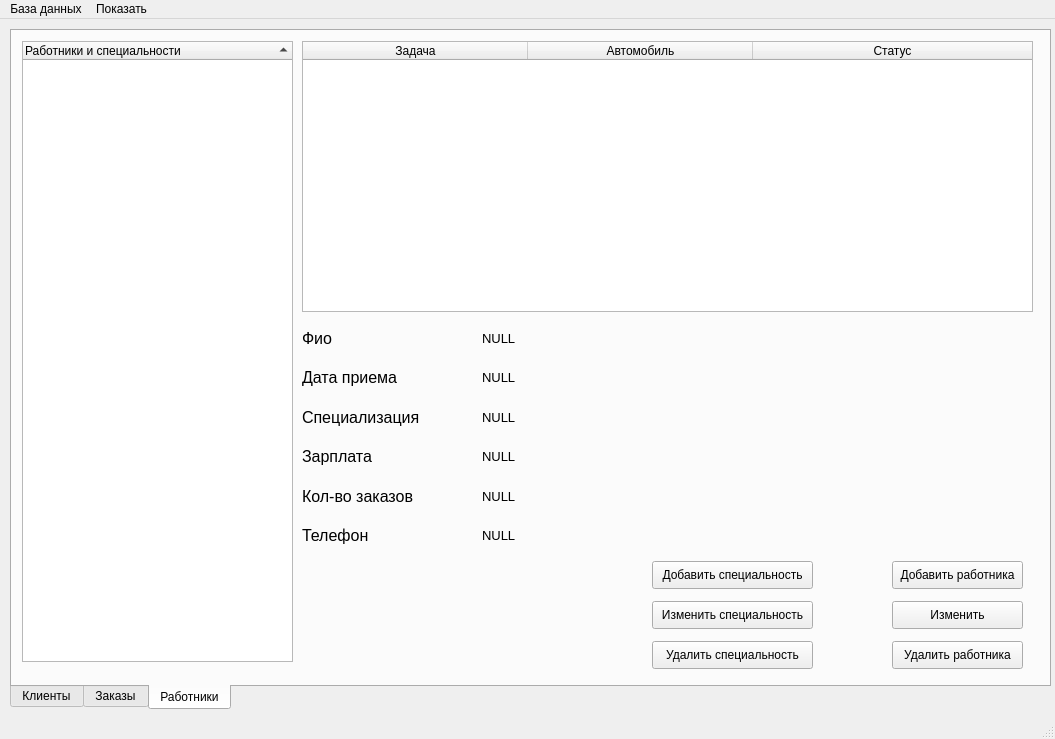
Old version of the form ui/mainwin.ui in the repository Tr0ub1e/Izbushka.
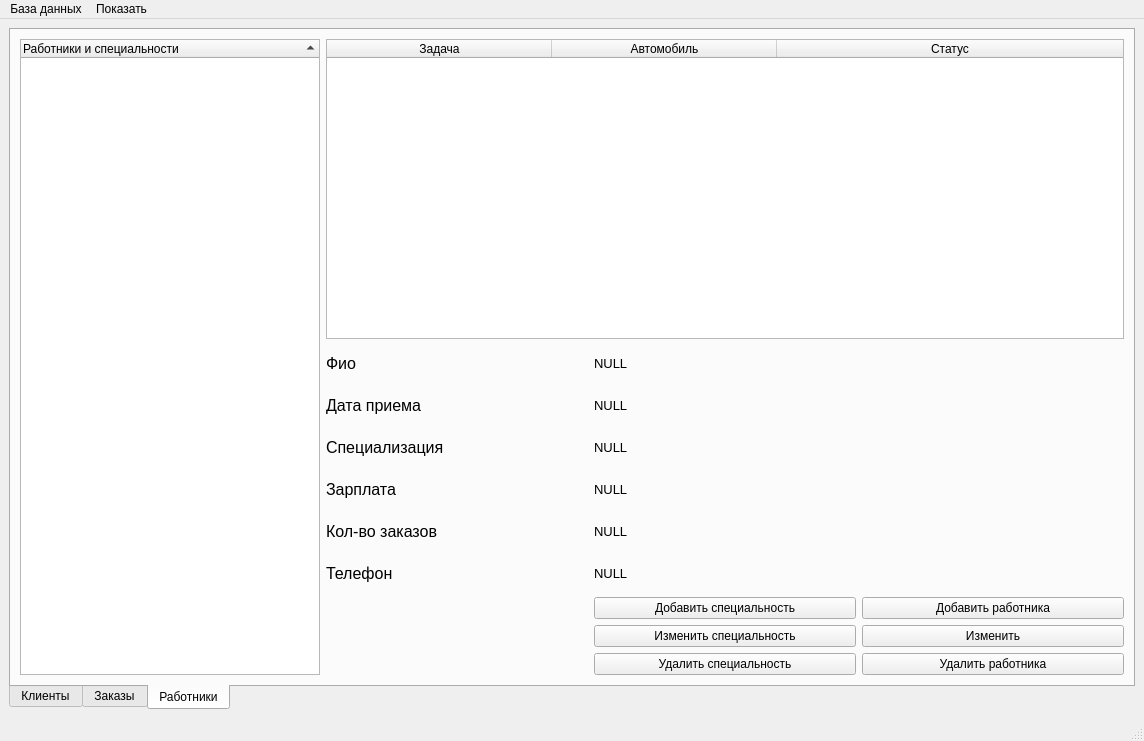
New version of the form. The open tabs and pages were chosen to show the change.

Diff of the .ui file:
```diff
--- a/ui/mainwin.ui
+++ b/ui/mainwin.ui
@@ -6,23 +6,20 @@
    <rect>
     <x>0</x>
     <y>0</y>
-    <width>1055</width>
-    <height>739</height>
+    <width>1144</width>
+    <height>741</height>
    </rect>
   </property>
   <property name="windowTitle">
    <string>Izbushka</string>
   </property>
+  <property name="tabShape">
+   <enum>QTabWidget::Rounded</enum>
+  </property>
   <widget class="QWidget" name="centralwidget">
+   <layout class="QGridLayout" name="gridLayout_4">
+    <item row="0" column="0">
    <widget class="QTabWidget" name="tabWidget">
-    <property name="geometry">
-     <rect>
-      <x>10</x>
-      <y>10</y>
-      <width>1041</width>
-      <height>681</height>
-     </rect>
-    </property>
     <property name="layoutDirection">
      <enum>Qt::LeftToRight</enum>
     </property>
@@ -435,15 +432,87 @@
      <attribute name="title">
       <string>Работники</string>
      </attribute>
-     <widget class="QWidget" name="verticalLayoutWidget">
-      <property name="geometry">
-       <rect>
-        <x>290</x>
-        <y>290</y>
-        <width>171</width>
-        <height>231</height>
-       </rect>
-      </property>
+       <layout class="QGridLayout" name="gridLayout_2">
+        <item row="0" column="0" rowspan="5">
+         <widget class="QTreeWidget" name="emplTree">
+          <property name="maximumSize">
+           <size>
+            <width>300</width>
+            <height>16777215</height>
+           </size>
+          </property>
+          <property name="sortingEnabled">
+           <bool>true</bool>
+          </property>
+          <property name="allColumnsShowFocus">
+           <bool>true</bool>
+          </property>
+          <attribute name="headerHighlightSections">
+           <bool>true</bool>
+          </attribute>
+          <attribute name="headerShowSortIndicator" stdset="0">
+           <bool>true</bool>
+          </attribute>
+          <column>
+           <property name="text">
+            <string notr="true">Работники и специальности</string>
+           </property>
+          </column>
+         </widget>
+        </item>
+        <item row="0" column="1" colspan="3">
+         <widget class="QTableWidget" name="tasksTable">
+          <property name="maximumSize">
+           <size>
+            <width>16777215</width>
+            <height>300</height>
+           </size>
+          </property>
+          <property name="editTriggers">
+           <set>QAbstractItemView::NoEditTriggers</set>
+          </property>
+          <property name="selectionBehavior">
+           <enum>QAbstractItemView::SelectRows</enum>
+          </property>
+          <property name="sortingEnabled">
+           <bool>true</bool>
+          </property>
+          <attribute name="horizontalHeaderCascadingSectionResizes">
+           <bool>false</bool>
+          </attribute>
+          <attribute name="horizontalHeaderDefaultSectionSize">
+           <number>225</number>
+          </attribute>
+          <attribute name="horizontalHeaderShowSortIndicator" stdset="0">
+           <bool>true</bool>
+          </attribute>
+          <attribute name="horizontalHeaderStretchLastSection">
+           <bool>true</bool>
+          </attribute>
+          <attribute name="verticalHeaderCascadingSectionResizes">
+           <bool>false</bool>
+          </attribute>
+          <attribute name="verticalHeaderShowSortIndicator" stdset="0">
+           <bool>false</bool>
+          </attribute>
+          <column>
+           <property name="text">
+            <string>Задача</string>
+           </property>
+          </column>
+          <column>
+           <property name="text">
+            <string>Автомобиль</string>
+           </property>
+          </column>
+          <column>
+           <property name="text">
+            <string>Статус</string>
+           </property>
+          </column>
+         </widget>
+        </item>
+        <item row="1" column="1">
       <layout class="QVBoxLayout" name="verticalLayout_2">
        <item>
         <widget class="QLabel" name="label">
@@ -532,16 +601,8 @@
         </widget>
        </item>
       </layout>
-     </widget>
-     <widget class="QWidget" name="verticalLayoutWidget_2">
-      <property name="geometry">
-       <rect>
-        <x>470</x>
-        <y>290</y>
-        <width>561</width>
-        <height>231</height>
-       </rect>
-      </property>
+        </item>
+        <item row="1" column="2" colspan="2">
       <layout class="QVBoxLayout" name="verticalLayout_3">
        <item>
         <widget class="QLabel" name="fioLab">
@@ -616,173 +677,61 @@
         </widget>
        </item>
       </layout>
-     </widget>
-     <widget class="QPushButton" name="delEmpl">
-      <property name="geometry">
-       <rect>
-        <x>880</x>
-        <y>610</y>
-        <width>131</width>
-        <height>28</height>
-       </rect>
-      </property>
-      <property name="text">
-       <string>Удалить работника</string>
-      </property>
-     </widget>
-     <widget class="QPushButton" name="addEmpl">
-      <property name="geometry">
-       <rect>
-        <x>880</x>
-        <y>530</y>
-        <width>131</width>
-        <height>28</height>
-       </rect>
-      </property>
-      <property name="text">
-       <string>Добавить работника</string>
-      </property>
-     </widget>
-     <widget class="QPushButton" name="changeEmpl">
-      <property name="geometry">
-       <rect>
-        <x>880</x>
-        <y>570</y>
-        <width>131</width>
-        <height>28</height>
-       </rect>
-      </property>
-      <property name="text">
-       <string>Изменить</string>
-      </property>
-     </widget>
-     <widget class="QTreeWidget" name="emplTree">
-      <property name="geometry">
-       <rect>
-        <x>10</x>
-        <y>10</y>
-        <width>271</width>
-        <height>621</height>
-       </rect>
-      </property>
-      <property name="sortingEnabled">
-       <bool>true</bool>
-      </property>
-      <property name="allColumnsShowFocus">
-       <bool>true</bool>
-      </property>
-      <attribute name="headerHighlightSections">
-       <bool>true</bool>
-      </attribute>
-      <attribute name="headerShowSortIndicator" stdset="0">
-       <bool>true</bool>
-      </attribute>
-      <column>
-       <property name="text">
-        <string notr="true">Работники и специальности</string>
-       </property>
-      </column>
-     </widget>
-     <widget class="QTableWidget" name="tasksTable">
-      <property name="geometry">
-       <rect>
-        <x>290</x>
-        <y>10</y>
-        <width>731</width>
-        <height>271</height>
-       </rect>
-      </property>
-      <property name="editTriggers">
-       <set>QAbstractItemView::NoEditTriggers</set>
-      </property>
-      <property name="selectionBehavior">
-       <enum>QAbstractItemView::SelectRows</enum>
-      </property>
-      <property name="sortingEnabled">
-       <bool>true</bool>
-      </property>
-      <attribute name="horizontalHeaderCascadingSectionResizes">
-       <bool>false</bool>
-      </attribute>
-      <attribute name="horizontalHeaderDefaultSectionSize">
-       <number>225</number>
-      </attribute>
-      <attribute name="horizontalHeaderShowSortIndicator" stdset="0">
-       <bool>true</bool>
-      </attribute>
-      <attribute name="horizontalHeaderStretchLastSection">
-       <bool>true</bool>
-      </attribute>
-      <attribute name="verticalHeaderCascadingSectionResizes">
-       <bool>false</bool>
-      </attribute>
-      <attribute name="verticalHeaderShowSortIndicator" stdset="0">
-       <bool>false</bool>
-      </attribute>
-      <column>
-       <property name="text">
-        <string>Задача</string>
-       </property>
-      </column>
-      <column>
-       <property name="text">
-        <string>Автомобиль</string>
-       </property>
-      </column>
-      <column>
-       <property name="text">
-        <string>Статус</string>
-       </property>
-      </column>
-     </widget>
+        </item>
+        <item row="2" column="2">
      <widget class="QPushButton" name="addSpec">
-      <property name="geometry">
-       <rect>
-        <x>640</x>
-        <y>530</y>
-        <width>161</width>
-        <height>28</height>
-       </rect>
-      </property>
       <property name="text">
        <string>Добавить специальность</string>
       </property>
      </widget>
+        </item>
+        <item row="2" column="3">
+         <widget class="QPushButton" name="addEmpl">
+          <property name="text">
+           <string>Добавить работника</string>
+          </property>
+         </widget>
+        </item>
+        <item row="3" column="2">
      <widget class="QPushButton" name="changeSpec">
-      <property name="geometry">
-       <rect>
-        <x>640</x>
-        <y>570</y>
-        <width>161</width>
-        <height>28</height>
-       </rect>
-      </property>
       <property name="text">
        <string>Изменить специальность</string>
       </property>
      </widget>
+        </item>
+        <item row="3" column="3">
+         <widget class="QPushButton" name="changeEmpl">
+          <property name="text">
+           <string>Изменить</string>
+          </property>
+         </widget>
+        </item>
+        <item row="4" column="2">
      <widget class="QPushButton" name="delSpec">
-      <property name="geometry">
-       <rect>
-        <x>640</x>
-        <y>610</y>
-        <width>161</width>
-        <height>28</height>
-       </rect>
-      </property>
       <property name="text">
        <string>Удалить специальность</string>
       </property>
      </widget>
-    </widget>
-   </widget>
+        </item>
+        <item row="4" column="3">
+         <widget class="QPushButton" name="delEmpl">
+          <property name="text">
+           <string>Удалить работника</string>
+          </property>
+         </widget>
+        </item>
+       </layout>
+      </widget>
+     </widget>
+    </item>
+   </layout>
   </widget>
   <widget class="QMenuBar" name="menubar">
    <property name="geometry">
     <rect>
      <x>0</x>
      <y>0</y>
-     <width>1055</width>
+     <width>1144</width>
      <height>26</height>
     </rect>
    </property>
```
Left out of the diff: 361 changed lines with no effect on the pictures. Lines whose indentation alone changed are shown as unchanged.
